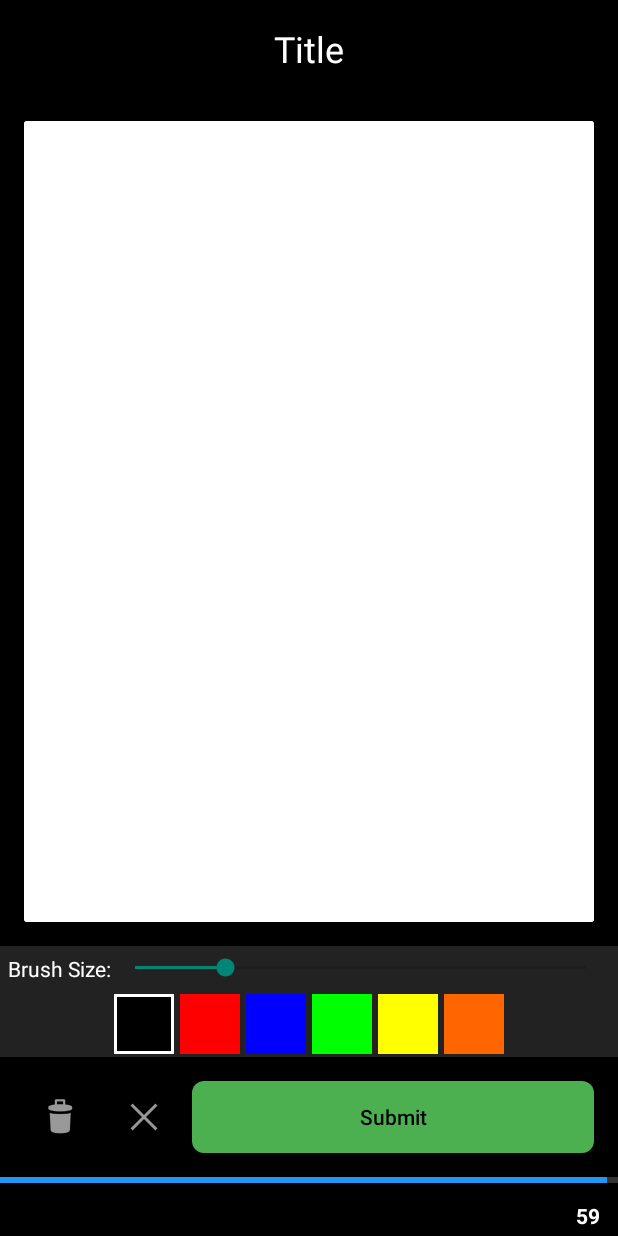
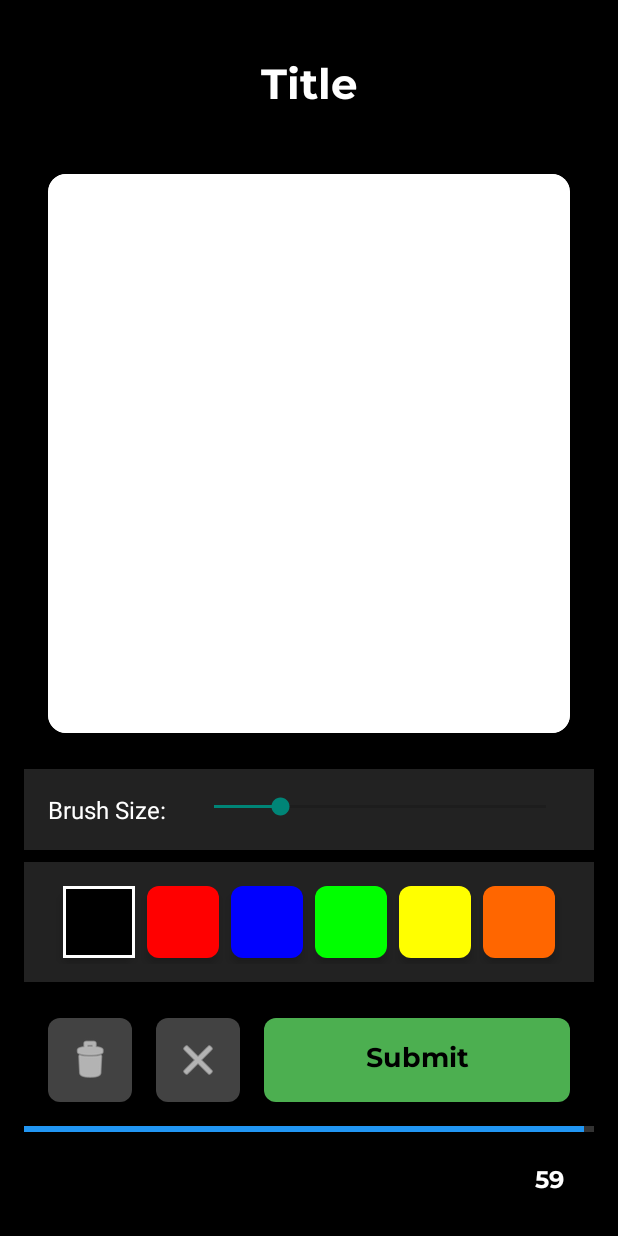
Before and after one commit to Cole-deBoer/Think-About-It, an Android app: the DrawingActivity screen opened directly, with no data from a screen before it, on a phone screen of 412 x 824 dp. Run offline under Robolectric (Android 15) with nearby library versions, the phone set to English and light mode, and no system bars; our stand-ins replace Firebase (no records; nobody signed in at launch, a user with empty details on screens opened directly); 2 statements that could not run were skipped.

Commit message:
UI updates

```diff
--- a/app/src/main/res/layout/activity_drawing.xml
+++ b/app/src/main/res/layout/activity_drawing.xml
@@ -6,6 +6,7 @@
     android:layout_height="match_parent"
     android:orientation="vertical"
     android:background="@android:color/black"
+    android:padding="16dp"
     tools:context=".DrawingActivity">
 
     <!-- Title -->
@@ -15,16 +16,20 @@
         android:layout_height="wrap_content"
         android:text="Title"
         android:textColor="@android:color/white"
-        android:textSize="24sp"
+        android:textSize="28sp"
+        android:textStyle="bold"
         android:gravity="center"
-        android:padding="16dp" />
+        android:padding="20dp"
+        android:fontFamily="@font/montserratbold" />
 
     <!-- Drawing Canvas in Card -->
     <androidx.cardview.widget.CardView
         android:layout_width="match_parent"
         android:layout_height="0dp"
         android:layout_weight="1"
-        android:layout_margin="16dp">
+        android:layout_margin="16dp"
+        app:cardCornerRadius="12dp"
+        app:cardElevation="8dp">
 
         <com.example.thinkaboutit.DrawingView
             android:id="@+id/drawing_view"
@@ -38,20 +43,23 @@
         android:layout_width="match_parent"
         android:layout_height="wrap_content"
         android:orientation="horizontal"
-        android:padding="5dp"
-        android:background="#222222">
+        android:padding="16dp"
+        android:background="#222222"
+        android:layout_marginTop="8dp">
 
         <TextView
             android:layout_width="wrap_content"
             android:layout_height="wrap_content"
             android:text="Brush Size:"
             android:textColor="#FFFFFF"
+            android:textSize="16sp"
             android:layout_gravity="center_vertical" />
 
         <SeekBar
             android:id="@+id/brush_size"
             android:layout_width="match_parent"
             android:layout_height="wrap_content"
+            android:layout_marginStart="16dp"
             android:max="50"
             android:progress="10" />
     </LinearLayout>
@@ -62,59 +70,73 @@
         android:layout_height="wrap_content"
         android:orientation="horizontal"
         android:gravity="center"
-        android:background="#222222">
+        android:background="#222222"
+        android:padding="12dp"
+        android:layout_marginTop="8dp">
 
         <ImageButton
             android:id="@+id/color_black"
-            android:layout_width="40dp"
-            android:layout_height="40dp"
-            android:layout_margin="2dp"
-            android:background="#000000"
+            android:layout_width="48dp"
+            android:layout_height="48dp"
+            android:layout_margin="4dp"
+            android:background="@drawable/rounded_button"
+            android:backgroundTint="#000000"
+            android:elevation="4dp"
             android:contentDescription="Black"
             android:onClick="paintClicked"
             android:tag="#000000" />
 
         <ImageButton
-            android:layout_width="40dp"
-            android:layout_height="40dp"
-            android:layout_margin="2dp"
-            android:background="#FF0000"
+            android:layout_width="48dp"
+            android:layout_height="48dp"
+            android:layout_margin="4dp"
+            android:background="@drawable/rounded_button"
+            android:backgroundTint="#FF0000"
+            android:elevation="4dp"
             android:contentDescription="Red"
             android:onClick="paintClicked"
             android:tag="#FF0000" />
 
         <ImageButton
-            android:layout_width="40dp"
-            android:layout_height="40dp"
-            android:layout_margin="2dp"
-            android:background="#0000FF"
+            android:layout_width="48dp"
+            android:layout_height="48dp"
+            android:layout_margin="4dp"
+            android:background="@drawable/rounded_button"
+            android:backgroundTint="#0000FF"
+            android:elevation="4dp"
             android:contentDescription="Blue"
             android:onClick="paintClicked"
             android:tag="#0000FF" />
 
         <ImageButton
-            android:layout_width="40dp"
-            android:layout_height="40dp"
-            android:layout_margin="2dp"
-            android:background="#00FF00"
+            android:layout_width="48dp"
+            android:layout_height="48dp"
+            android:layout_margin="4dp"
+            android:background="@drawable/rounded_button"
+            android:backgroundTint="#00FF00"
+            android:elevation="4dp"
             android:contentDescription="Green"
             android:onClick="paintClicked"
             android:tag="#00FF00" />
 
         <ImageButton
-            android:layout_width="40dp"
-            android:layout_height="40dp"
-            android:layout_margin="2dp"
-            android:background="#FFFF00"
+            android:layout_width="48dp"
+            android:layout_height="48dp"
+            android:layout_margin="4dp"
+            android:background="@drawable/rounded_button"
+            android:backgroundTint="#FFFF00"
+            android:elevation="4dp"
             android:contentDescription="Yellow"
             android:onClick="paintClicked"
             android:tag="#FFFF00" />
 
         <ImageButton
-            android:layout_width="40dp"
-            android:layout_height="40dp"
-            android:layout_margin="2dp"
-            android:background="#FF6600"
+            android:layout_width="48dp"
+            android:layout_height="48dp"
+            android:layout_margin="4dp"
+            android:background="@drawable/rounded_button"
+            android:backgroundTint="#FF6600"
+            android:elevation="4dp"
             android:contentDescription="Orange"
             android:onClick="paintClicked"
             android:tag="#FF6600" />
@@ -126,36 +148,46 @@
         android:layout_height="wrap_content"
         android:orientation="horizontal"
         android:gravity="center"
-        android:padding="16dp">
+        android:padding="16dp"
+        android:layout_marginTop="8dp">
 
         <ImageButton
             android:id="@+id/erase_btn"
-            android:layout_width="48dp"
-            android:layout_height="48dp"
-            android:layout_marginEnd="8dp"
+            android:layout_width="56dp"
+            android:layout_height="56dp"
+            android:layout_marginEnd="16dp"
             android:contentDescription="Erase"
-            android:background="?android:attr/selectableItemBackground"
-            android:src="@android:drawable/ic_menu_delete" />
+            android:background="@drawable/rounded_button"
+            android:backgroundTint="#424242"
+            android:padding="12dp"
+            android:src="@android:drawable/ic_menu_delete"
+            android:tint="@android:color/white" />
 
         <ImageButton
             android:id="@+id/new_btn"
-            android:layout_width="48dp"
-            android:layout_height="48dp"
-            android:layout_marginEnd="8dp"
+            android:layout_width="56dp"
+            android:layout_height="56dp"
+            android:layout_marginEnd="16dp"
             android:contentDescription="New Drawing"
-            android:background="?android:attr/selectableItemBackground"
-            android:src="@android:drawable/ic_menu_close_clear_cancel" />
+            android:background="@drawable/rounded_button"
+            android:backgroundTint="#424242"
+            android:padding="12dp"
+            android:src="@android:drawable/ic_menu_close_clear_cancel"
+            android:tint="@android:color/white" />
 
         <Button
             android:id="@+id/submit_btn"
             android:layout_width="0dp"
             android:layout_weight="1"
-            android:layout_height="wrap_content"
+            android:layout_height="56dp"
             android:text="Submit"
             android:textAllCaps="false"
+            android:textSize="18sp"
             android:background="@drawable/rounded_button"
             android:backgroundTint="#4CAF50"
-            android:textColor="@android:color/black" />
+            android:textColor="@android:color/black"
+            android:elevation="4dp"
+            android:fontFamily="@font/montserratbold" />
     </LinearLayout>
 
     <FrameLayout
--- a/app/src/main/res/layout/fragment_timer.xml
+++ b/app/src/main/res/layout/fragment_timer.xml
@@ -7,7 +7,7 @@
     <com.google.android.material.progressindicator.LinearProgressIndicator
         android:id="@+id/timer_progress"
         android:layout_width="match_parent"
-        android:layout_height="4dp"
+        android:layout_height="6dp"
         android:indeterminate="false"
         app:indicatorColor="#2196F3"
         app:trackColor="#33FFFFFF"
@@ -17,12 +17,14 @@
         android:id="@+id/timer_text"
         android:layout_width="wrap_content"
         android:layout_height="wrap_content"
-        android:layout_margin="8dp"
+        android:layout_margin="12dp"
         android:textColor="@android:color/white"
-        android:textSize="14sp"
+        android:textSize="16sp"
         android:textStyle="bold"
         android:background="#80000000"
-        android:padding="4dp"
+        android:padding="8dp"
+        android:elevation="4dp"
+        android:fontFamily="@font/montserratbold"
         app:layout_constraintEnd_toEndOf="parent"
         app:layout_constraintTop_toBottomOf="@id/timer_progress" />
 
```
Also changed, not shown: app/src/main/res/layout/activity_leaderboard.xml (+29 -21 lines), app/src/main/res/layout/activity_loading.xml (+12 -8 lines), app/src/main/res/layout/activity_main.xml (+23 -14 lines), app/src/main/res/layout/activity_session_full_loading.xml (+12 -8 lines), app/src/main/res/layout/activity_submit.xml (+34 -16 lines), app/src/main/res/layout/activity_voting.xml (+10 -6 lines), app/src/main/res/layout/dialog_image_expanded.xml (+16 -9 lines), app/src/main/res/layout/item_leaderboard_user.xml (+22 -15 lines), app/src/main/res/layout/user_vote_card.xml (+29 -21 lines), app/src/main/res/font/montserratbold.ttf (added), app/src/main/res/font/robotoregular.ttf (added).
